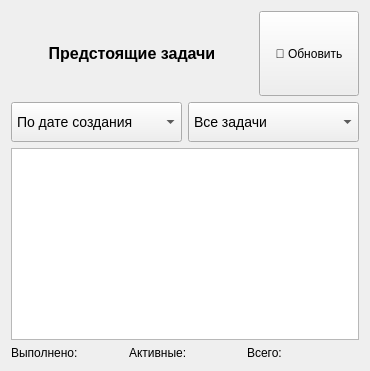
Qt form src/ui/task_widget.ui (bozvan/SC_project) before a commit.
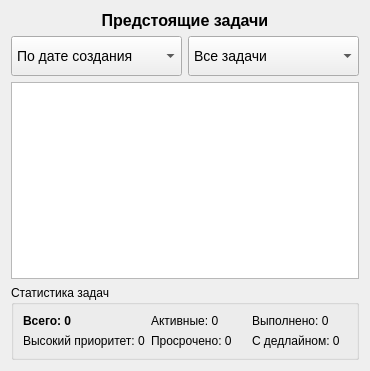
The same form after that commit.

Commit message: Удалена кнопка "Обновить" в разделе "Задачи", добавлено авто-обновление виджета при изменении статуса чекбокса задачи

What changed in the file:
```diff
--- a/src/ui/task_widget.ui
+++ b/src/ui/task_widget.ui
@@ -35,31 +35,6 @@
          </property>
         </widget>
        </item>
-       <item>
-        <widget class="QPushButton" name="pushButton">
-         <property name="sizePolicy">
-          <sizepolicy hsizetype="Minimum" vsizetype="Expanding">
-           <horstretch>0</horstretch>
-           <verstretch>0</verstretch>
-          </sizepolicy>
-         </property>
-         <property name="minimumSize">
-          <size>
-           <width>80</width>
-           <height>80</height>
-          </size>
-         </property>
-         <property name="maximumSize">
-          <size>
-           <width>100</width>
-           <height>100</height>
-          </size>
-         </property>
-         <property name="text">
-          <string>🔄 Обновить</string>
-         </property>
-        </widget>
-       </item>
       </layout>
      </item>
      <item>
@@ -185,29 +160,61 @@
       <widget class="QListWidget" name="tasks_list"/>
      </item>
      <item>
-      <layout class="QHBoxLayout" name="tasks_stats">
-       <item>
-        <widget class="QLabel" name="completed_label">
-         <property name="text">
-          <string>Выполнено: </string>
-         </property>
-        </widget>
-       </item>
-       <item>
-        <widget class="QLabel" name="active_label">
-         <property name="text">
-          <string>Активные: </string>
-         </property>
-        </widget>
-       </item>
-       <item>
-        <widget class="QLabel" name="total_label">
-         <property name="text">
-          <string>Всего: </string>
-         </property>
-        </widget>
-       </item>
-      </layout>
+      <widget class="QGroupBox" name="groupBoxStats">
+       <property name="title">
+        <string>Статистика задач</string>
+       </property>
+       <layout class="QGridLayout" name="gridLayoutStats">
+        <item row="0" column="0">
+         <widget class="QLabel" name="total_label">
+          <property name="styleSheet">
+           <string notr="true">font-weight: bold;</string>
+          </property>
+          <property name="text">
+           <string>Всего: 0</string>
+          </property>
+         </widget>
+        </item>
+        <item row="0" column="1">
+         <widget class="QLabel" name="active_label">
+          <property name="text">
+           <string>Активные: 0</string>
+          </property>
+         </widget>
+        </item>
+        <item row="0" column="2">
+         <widget class="QLabel" name="completed_label">
+          <property name="text">
+           <string>Выполнено: 0</string>
+          </property>
+         </widget>
+        </item>
+        <item row="1" column="0">
+         <widget class="QLabel" name="high_priority_label">
+          <property name="text">
+           <string>Высокий приоритет: 0</string>
+          </property>
+         </widget>
+        </item>
+        <item row="1" column="1">
+         <widget class="QLabel" name="overdue_label">
+          <property name="text">
+           <string>Просрочено: 0</string>
+          </property>
+         </widget>
+        </item>
+        <item row="1" column="2">
+         <widget class="QLabel" name="with_deadline_label">
+          <property name="styleSheet">
+           <string notr="true"/>
+          </property>
+          <property name="text">
+           <string>С дедлайном: 0</string>
+          </property>
+         </widget>
+        </item>
+       </layout>
+      </widget>
      </item>
     </layout>
    </item>
```
The commit also changes 4 other files.
